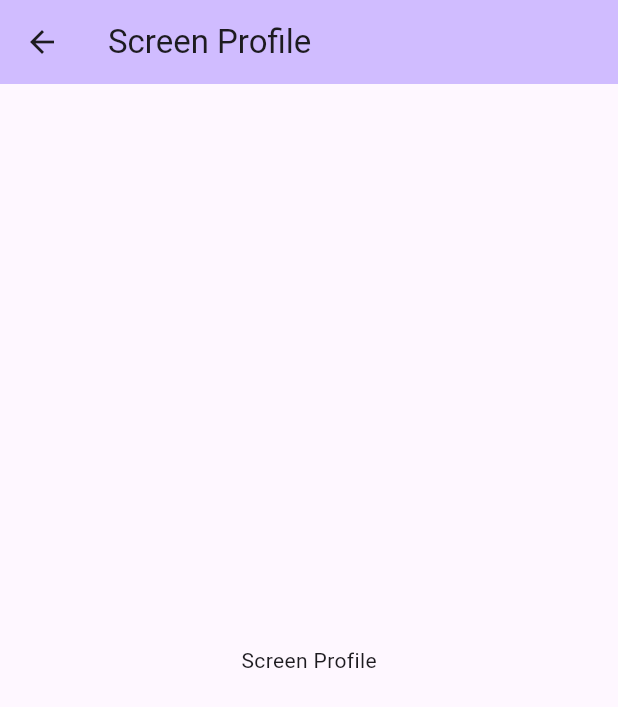
After one commit to trongan123/NavigationNative, a Flutter app: the MyHomePage screen opened directly, after a tap on "Flutter to Flutter", on a phone screen of 412 x 824 dp. The commit adds this screen. Shown: the top 707 px of the screen. Run offline on Flutter 3.47's test engine with Material 3 defaults, Android fonts, the phone set to English and light mode, and no system bars.

Commit message:
fix: navigate flutter to flutter

```diff
--- a/flutter_module/lib/main.dart
+++ b/flutter_module/lib/main.dart
@@ -7,21 +7,26 @@ import 'screen_one.dart';
 import 'screen_search.dart';
 import 'screen_three.dart';
 import 'screen_two.dart';
+import 'screen_profile.dart';
 
 void main() =>
     runApp(
       MaterialApp(
+          navigatorKey: navKey,
           initialRoute: '/',
           routes: {
-          '/': (context) => MyApp(),
+            '/': (context) => const MyHomePage(title: 'Flutter Demo Home Page'),
             '/screen_one': (context) => ScreenOnePage(title: 'Screen One'),
             '/screen_two': (context) => ScreenTwoPage(title: 'Screen Two'),
-          '/screen_three': (context) => ScreenThreePage(title: 'Screen Three'),
+            '/screen_three': (context) =>
+                ScreenThreePage(title: 'Screen Three'),
             '/present_one': (context) => PresentOnePage(title: 'Present One'),
             '/present_two': (context) => PresentTwoPage(title: 'Present Two'),
             '/screen_search': (context) =>
                 ScreenSearchPage(title: 'Screen Search'),
-        },
+            '/screen_profile': (context) =>
+                ScreenProfilePage(title: 'Screen Profile'),
+          }
       ),
     );
 
@@ -30,11 +35,7 @@ class MyApp extends StatelessWidget {
 
   @override
   Widget build(BuildContext context) {
-    return MaterialApp(
-      title: 'Flutter Demo',
-      theme: ThemeData(primarySwatch: Colors.blue),
-      home: const MyHomePage(title: 'Flutter Demo Home Page'),
-    );
+    return const MyHomePage(title: 'Flutter Demo Home Page');
   }
 }
 
@@ -78,9 +79,7 @@ class _MyHomePageState extends State<MyHomePage> {
 
   @override
   Widget build(BuildContext context) {
-    return MaterialApp(
-      navigatorKey: navKey,
-      home: Scaffold(
+    return Scaffold(
       appBar: AppBar(title: Text(widget.title)),
       body: Center(
         child: Column(
@@ -108,38 +107,39 @@ class _MyHomePageState extends State<MyHomePage> {
             ),
             ElevatedButton(
               onPressed: () {
-                  // Xử lý khi nhấn button 3
                 sendEventToNative("Notification");
               },
               child: const Text("Show Notification"),
             ),
+            const SizedBox(height: 20),
+            const Text('Navigate Flutter to Flutter:'),
             const SizedBox(height: 10),
+            ElevatedButton(
+              onPressed: () {
+                // Xử lý chổ này
+                Navigator.of(context).pushNamed('/screen_profile');
+              },
+              child: const Text("Flutter to Flutter"),
+            ),
           ],
-          ),
         ),
       ),
     );
   }
 }
 
-
 class _CustomBottomSheetView extends StatelessWidget {
   const _CustomBottomSheetView();
 
   @override
   Widget build(BuildContext context) {
-    return WillPopScope(
-        onWillPop: () async {
-          Navigator.of(context).pop();
-          return false;
-        },
-        child: SizedBox(
+    return SizedBox(
       height: 200,
       child: Center(
         child: Column(
           mainAxisAlignment: MainAxisAlignment.center,
           children: <Widget>[
-                const Text('BottomSheet Flutter'),
+            const Text('BottomSheet Flutter:'),
             const SizedBox(height: 20),
             ElevatedButton(onPressed: () {
               Navigator.of(context).pop();
@@ -147,7 +147,6 @@ class _CustomBottomSheetView extends StatelessWidget {
           ],
         ),
       ),
-        )
     );
   }
 }
--- /dev/null
+++ b/flutter_module/lib/screen_profile.dart
@@ -0,0 +1,39 @@
+import 'package:flutter/material.dart';
+import 'package:flutter/services.dart';
+
+const platform = MethodChannel('com.navigation.flutter/profile');
+
+class ScreenProfilePage extends StatefulWidget {
+  const ScreenProfilePage({super.key, required this.title});
+
+  final String title;
+
+  @override
+  State<ScreenProfilePage> createState() => _ScreenProfilePageState();
+}
+
+class _ScreenProfilePageState extends State<ScreenProfilePage> {
+  void sendEventToNative(String action) async {
+    try {
+      await platform.invokeMethod('onFlutterEvent', action);
+    } on PlatformException catch (e) {
+      print("Failed to send event: '${e.message}'.");
+    }
+  }
+
+  @override
+  Widget build(BuildContext context) {
+    return Scaffold(
+      appBar: AppBar(
+        backgroundColor: Theme.of(context).colorScheme.inversePrimary,
+        title: Text(widget.title),
+      ),
+      body: Center(
+        child: Column(
+          mainAxisAlignment: MainAxisAlignment.center,
+          children: <Widget>[Text("Screen Profile")],
+        ),
+      ),
+    );
+  }
+}
```
Lines whose indentation alone changed are shown as unchanged.
